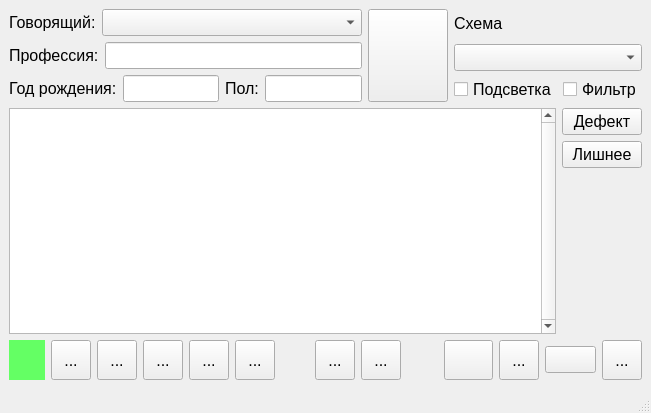
Qt form forms/statementwindow.ui (CuriousCrow/qt_simple_scripter) before a commit.
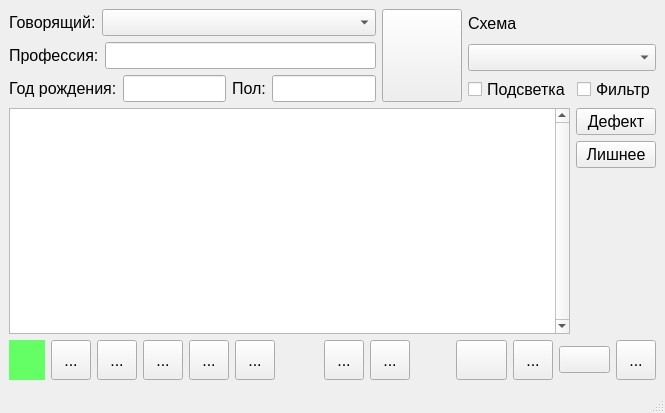
The same form after that commit. Icons and pictures are not drawn. Custom widgets are drawn as their Qt base class.

Patch:
```diff
--- a/forms/statementwindow.ui
+++ b/forms/statementwindow.ui
@@ -6,7 +6,7 @@
    <rect>
     <x>0</x>
     <y>0</y>
-    <width>651</width>
+    <width>665</width>
     <height>413</height>
    </rect>
   </property>
```
Left out of the diff: 30 changed lines with no effect on the pictures.
